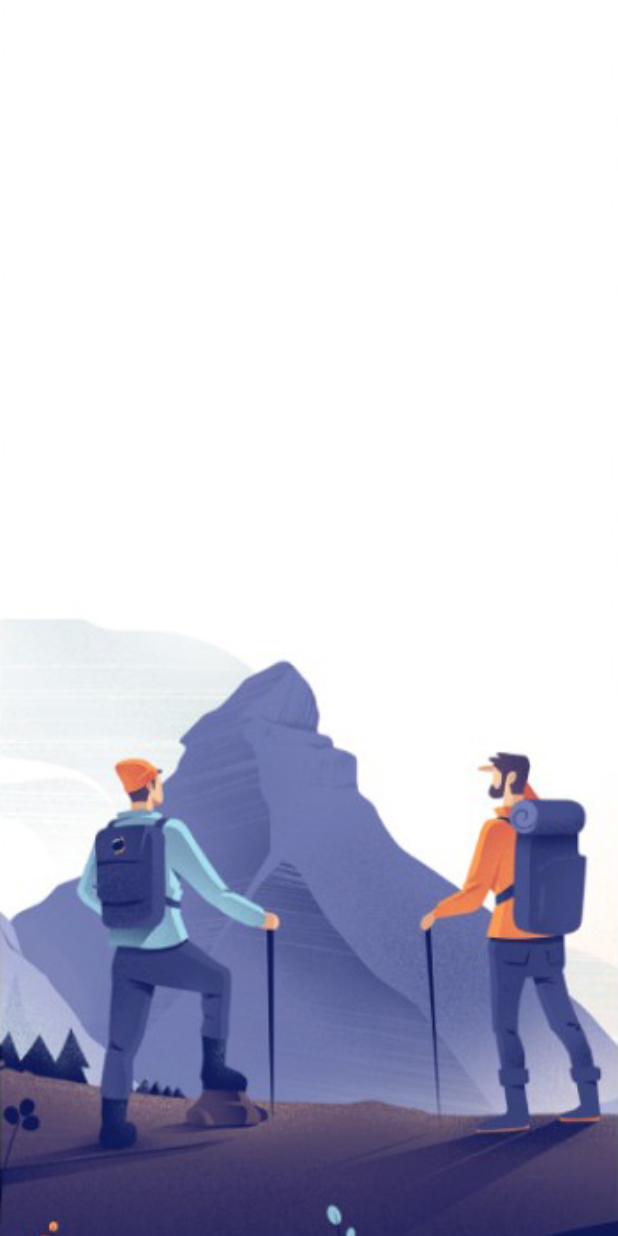
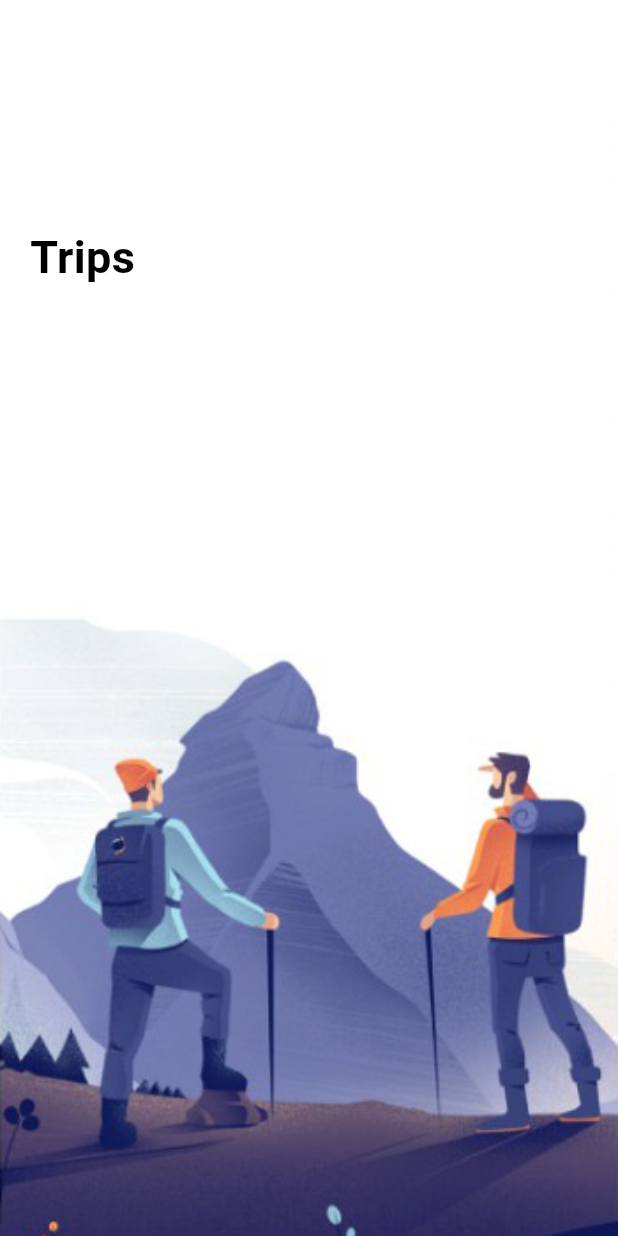
Before and after one commit to ArslanYousaf12/travel-app-flutter, a Flutter app: the screen it shows after launch, on a phone screen of 412 x 824 dp. Run offline on Flutter 3.47's test engine with Material 3 defaults, Android fonts, the phone set to English and light mode, and no system bars.

Commit message:
Add AppLargeText and AppText widgets for consistent text styling

```diff
--- a/lib/screens/welcome_screen.dart
+++ b/lib/screens/welcome_screen.dart
@@ -1,4 +1,5 @@
 import 'package:flutter/material.dart';
+import 'package:travel_app/widgets/app_large_text.dart';
 
 class WeclomeScreen extends StatefulWidget {
   const WeclomeScreen({super.key});
@@ -25,6 +26,14 @@ class _WeclomeScreenState extends State<WeclomeScreen> {
                 fit: BoxFit.cover,
               ),
             ),
+            child: Container(
+              margin: const EdgeInsets.only(top: 150, left: 20, right: 20),
+              child: Row(
+                children: [
+                  Column(children: [AppLargeText(text: "Trips")]),
+                ],
+              ),
+            ),
           );
         },
       ),
--- /dev/null
+++ b/lib/widgets/app_large_text.dart
@@ -0,0 +1,26 @@
+import 'package:flutter/material.dart';
+
+class AppLargeText extends StatelessWidget {
+  const AppLargeText({
+    super.key,
+    this.size = 30,
+    required this.text,
+    this.color = Colors.black,
+  });
+
+  final double size;
+  final String text;
+  final Color color;
+
+  @override
+  Widget build(BuildContext context) {
+    return Text(
+      text,
+      style: TextStyle(
+        color: color,
+        fontSize: size,
+        fontWeight: FontWeight.bold,
+      ),
+    );
+  }
+}
```
Also changed, not shown: lib/widgets/app_text.dart (added, +26 -0 lines).
